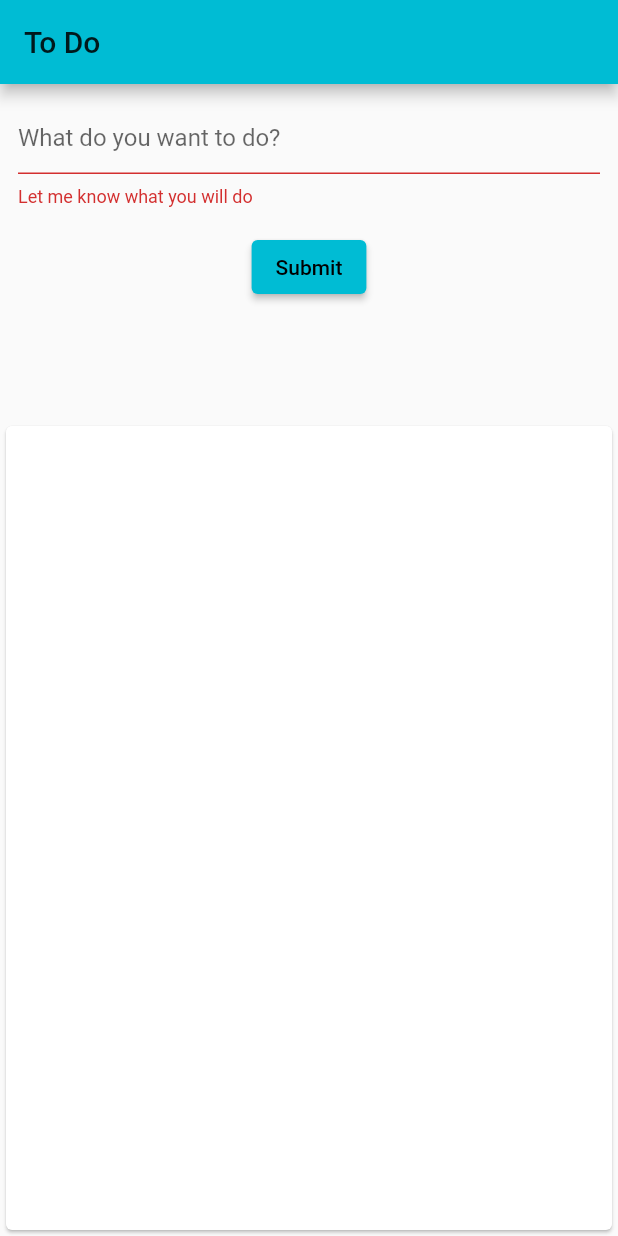
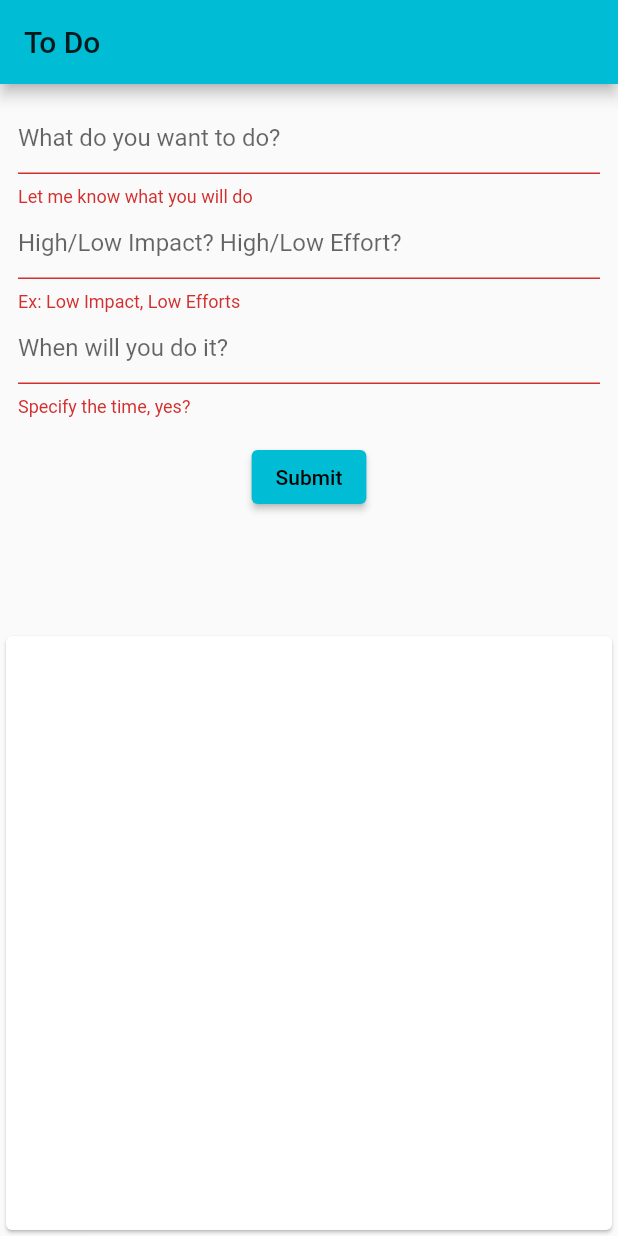
Before and after one commit to adil819/mobile-bookshop, a Flutter app: the screen it shows after launch, after a tap on "Submit", on a phone screen of 412 x 824 dp. Run offline on Flutter 3.47's test engine with Material 2 defaults, Android fonts, the phone set to English and light mode, and no system bars; our stand-ins replace form_field_validator.

Commit message:
dipecah dan kirim data antar halaman

```diff
--- a/lib/main.dart
+++ b/lib/main.dart
@@ -1,6 +1,6 @@
 import 'package:flutter/material.dart';
-import 'package:flutter_day_one/to_do_screen.dart';
-import 'package:flutter_day_one/to_do_detail.dart';
+import 'package:flutter_day_one/presentation/to_do_screen.dart';
+import 'package:flutter_day_one/presentation/to_do_detail.dart';
 
 void main() {
   runApp(const MyApp());
@@ -18,8 +18,8 @@ class MyApp extends StatelessWidget {
       ),
       // home: ToDoScreen() => gadipake karena mau navigation pake routes
       routes: {
-        '/' : (context) => ToDoScreen(),
-        '/detail' : (context) => ToDoDetail()
+        '/' : (context) => ToDoScreen()
+        // '/detail' : (context) => ToDoDetail()
       },
     ); // MaterialApp
   }
--- /dev/null
+++ b/lib/model/to_do.dart
@@ -0,0 +1,14 @@
+
+class ToDo{
+  int id;
+  String toDoName;
+  String toDoDesc;
+  String toDoTime;
+
+  ToDo(
+      this.id,
+      this.toDoName,
+      this.toDoDesc,
+      this.toDoTime
+      );
+}
--- a/lib/to_do_screen.dart
+++ b/lib/presentation/to_do_screen.dart
@@ -1,21 +1,10 @@
 import 'package:flutter/material.dart';
-import 'package:flutter_day_one/to_do_detail.dart';
+import 'package:flutter_day_one/model/to_do.dart';
+import 'package:flutter_day_one/presentation/to_do_detail.dart';
+import 'package:flutter_day_one/repository/to_do_repo.dart';
 import 'package:flutter_day_one/widget/text_field_widget.dart';
 import 'package:form_field_validator/form_field_validator.dart';
 
-class ToDo{
-  int id;
-  String toDoName;
-  String toDoDesc;
-  String toDoTime;
-
-  ToDo(
-      this.id,
-      this.toDoName,
-      this.toDoDesc,
-      this.toDoTime
-      );
-}
 
 class ToDoScreen extends StatefulWidget {
   const ToDoScreen({Key? key}) : super(key: key);
@@ -26,40 +15,41 @@ class ToDoScreen extends StatefulWidget {
 
 
 class _ToDoScreenState extends State<ToDoScreen> {
-  List<ToDo> todos = <ToDo>[];
+  // List<ToDo> todos = <ToDo>[];
+  ToDoRepository _toDoRepository = ToDoRepository();
   TextEditingController toDoName = new TextEditingController();
   TextEditingController toDoDesc = new TextEditingController();
   TextEditingController toDoTime = new TextEditingController();
   final GlobalKey<FormState> _formKey = GlobalKey<FormState>();
 
-  addToDo(){
-    setState(() {
-      todos.add(new ToDo(todos.length + 1, toDoName.text, toDoDesc.text, toDoTime.text));
-      // todos.add(toDoName.text);
-      // print('value of todos');
-      // print(todos);
-    });
-  }
-
-  removeToDo(int index){
-    setState(() {
-      todos.removeAt(index);
-    });
-  }
-
-  TextFormField textFormField(TextEditingController toDoName, String placeholder,  String emptyAlert){
-    return TextFormField(
-      controller: toDoName,
-      decoration: InputDecoration(hintText: placeholder),
-      validator:(value) {
-        if (value == null || value.isEmpty){
-          return emptyAlert;
-        } else {
-          return null;
-        }
-      }
-    );
-  }
+  // addToDo(){
+  //   setState(() {
+  //     todos.add(new ToDo(todos.length + 1, toDoName.text, toDoDesc.text, toDoTime.text));
+  //     // todos.add(toDoName.text);
+  //     // print('value of todos');
+  //     // print(todos);
+  //   });
+  // }
+  //
+  // removeToDo(int index){
+  //   setState(() {
+  //     todos.removeAt(index);
+  //   });
+  // }
+  //
+  // TextFormField textFormField(TextEditingController toDoName, String placeholder,  String emptyAlert){
+  //   return TextFormField(
+  //     controller: toDoName,
+  //     decoration: InputDecoration(hintText: placeholder),
+  //     validator:(value) {
+  //       if (value == null || value.isEmpty){
+  //         return emptyAlert;
+  //       } else {
+  //         return null;
+  //       }
+  //     }
+  //   );
+  // }
 
   @override
   Widget build(BuildContext context) {
@@ -82,6 +72,22 @@ class _ToDoScreenState extends State<ToDoScreen> {
                           MinLengthValidator(5, errorText: '5 min char')
                         ]),
                       ),
+                      TextFieldWidget(
+                        con: toDoDesc,
+                        hint: 'High/Low Impact? High/Low Effort?',
+                        validate: MultiValidator([
+                          RequiredValidator(errorText: 'Ex: Low Impact, Low Efforts'),
+                          MinLengthValidator(15, errorText: '15 min char')
+                        ]),
+                      ),
+                      TextFieldWidget(
+                        con: toDoTime,
+                        hint: 'When will you do it?',
+                        validate: MultiValidator([
+                          RequiredValidator(errorText: 'Specify the time, yes?'),
+                          MinLengthValidator(4, errorText: 'Ex: 08.00')
+                        ]),
+                      ),
                       // textFormField(toDoName, 'What do you want to do?', 'Let me know what you will do'),
                       // textFormField(toDoDesc, 'High/Low Impact? High/Low Effort?', 'Ex: Low Impact, Low Efforts'),
                       // textFormField(toDoTime, 'When will you do it?', 'Specify the time, yes?'),
@@ -89,7 +95,11 @@ class _ToDoScreenState extends State<ToDoScreen> {
                         padding: const EdgeInsets.all(16.0),
                         child: ElevatedButton(onPressed: (){
                           if(_formKey.currentState!.validate()) {
-                            addToDo();
+                            setState(() {
+                              _toDoRepository.addToDo(new ToDo(_toDoRepository.getListToDo().length+1
+                                , toDoName.text, toDoDesc.text, toDoTime.text));
+                            });
+                            // addToDo();
                           }
                         },
                           child: const Text('Submit')),
@@ -156,7 +166,7 @@ class _ToDoScreenState extends State<ToDoScreen> {
                                           children: [
                                             Expanded(
                                               flex: 5,
-                                              child: Text(todos[index].toDoName,style: TextStyle(fontWeight: FontWeight.bold)),
+                                              child: Text(_toDoRepository.getListToDo()[index].toDoName,style: TextStyle(fontWeight: FontWeight.bold)),
                                             ),
                                             Expanded(
                                               child: MaterialButton(
@@ -164,7 +174,7 @@ class _ToDoScreenState extends State<ToDoScreen> {
                                                 child:
                                                   Icon(Icons.auto_delete_outlined, color: Colors.red,),
                                                   onPressed: (){
-                                                    removeToDo(index);
+                                                    _toDoRepository.removeToDo(index);
                                                   },
                                               ),
                                             ),
@@ -172,7 +182,9 @@ class _ToDoScreenState extends State<ToDoScreen> {
                                         ),
                                         onTap: (){
                                           // Navigator.pushNamed(context, '/detail');
-                                          Navigator.push(context, MaterialPageRoute(builder: (context) => ToDoDetail()));
+                                          Navigator.push(context, MaterialPageRoute(builder: (context) => ToDoDetail(
+                                            toDo: _toDoRepository.getListToDo()[index],
+                                          )));
                                         },
                                       ),
                                     ),
@@ -182,7 +194,8 @@ class _ToDoScreenState extends State<ToDoScreen> {
                             ],
                           );
                         },
-                        itemCount: todos.length,
+                        // itemCount: todos.length,
+                        itemCount: _toDoRepository.getListToDo().length,
                       )
                       )
                   )
--- /dev/null
+++ b/lib/repository/to_do_repo.dart
@@ -0,0 +1,18 @@
+import 'package:flutter_day_one/model/to_do.dart';
+
+class ToDoRepository {
+  List<ToDo> todos = <ToDo>[];
+
+  List<ToDo> getListToDo(){
+    return todos;
+  }
+
+  addToDo(ToDo newToDo){
+      todos.add(newToDo);
+  }
+
+  removeToDo(int index){
+      todos.removeAt(index);
+  }
+
+}
```
Also changed, not shown: lib/presentation/to_do_detail.dart (added, +27 -0 lines), lib/to_do_detail.dart (deleted, +0 -17 lines).
